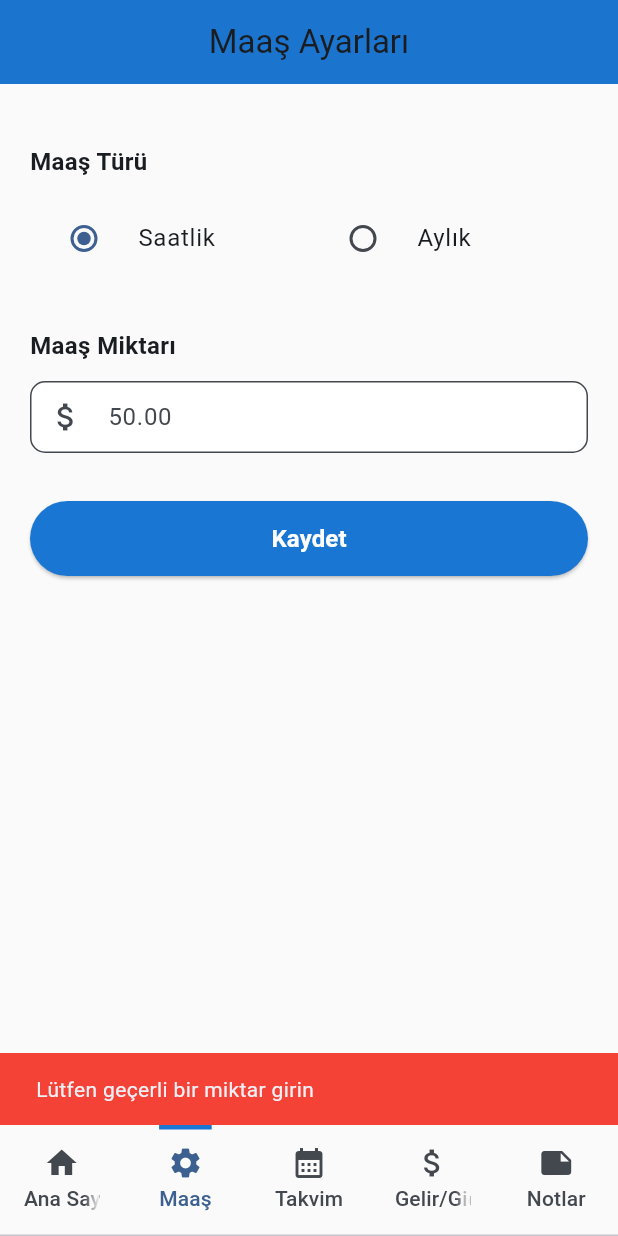
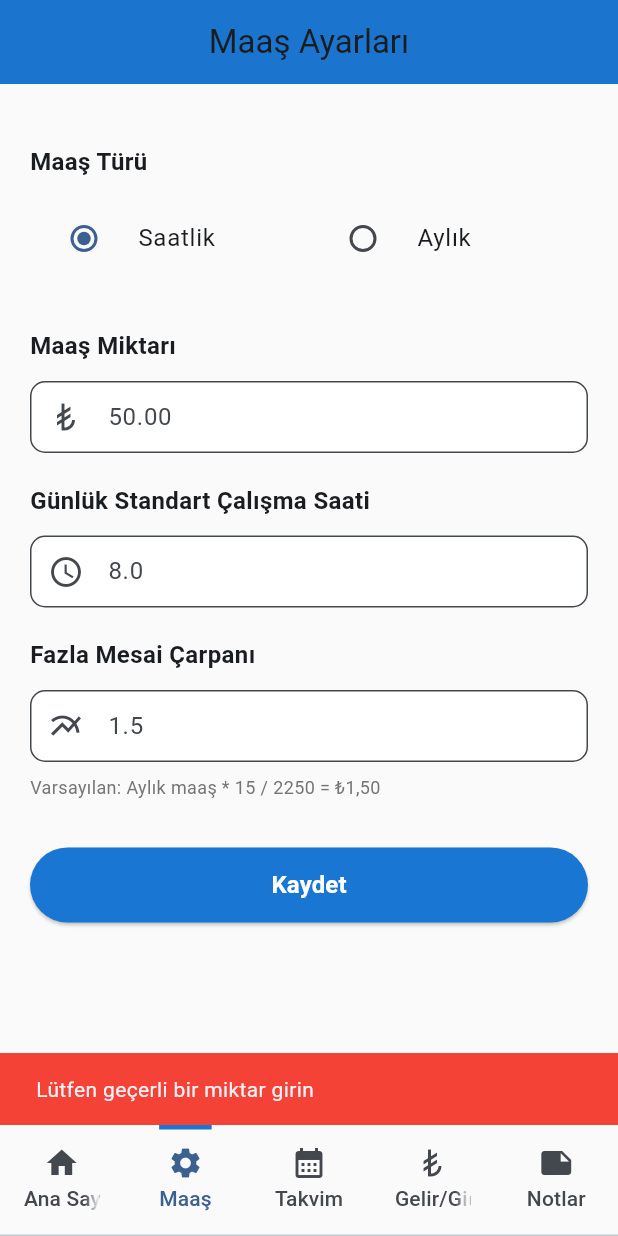
Before and after one commit to menes-n/DakikaDeger, a Flutter app: the screen it shows after launch, item 2 of the bottom bar chosen, after a tap on "Kaydet", on a phone screen of 412 x 824 dp. Run offline on Flutter 3.47's test engine with Material 3 defaults, Android fonts, the phone set to English and light mode, and no system bars; our stand-ins replace shared_preferences.

Commit message:
some update

```diff
--- /dev/null
+++ b/devtools_options.yaml
@@ -0,0 +1,3 @@
+description: This file stores settings for Dart & Flutter DevTools.
+documentation: https://docs.flutter.dev/tools/devtools/extensions#configure-extension-enablement-states
+extensions:
--- a/lib/main.dart
+++ b/lib/main.dart
@@ -63,7 +63,7 @@ class _MyHomePageState extends State<MyHomePage> {
           Tab(icon: Icon(Icons.home), text: 'Ana Sayfa'),
           Tab(icon: Icon(Icons.settings), text: 'Maaş'),
           Tab(icon: Icon(Icons.calendar_month), text: 'Takvim'),
-          Tab(icon: Icon(Icons.attach_money), text: 'Gelir/Gider'),
+          Tab(icon: Icon(Icons.currency_lira), text: 'Gelir/Gider'),
           Tab(icon: Icon(Icons.note), text: 'Notlar'),
         ],
         indicator: BoxDecoration(
--- a/lib/models/salary_settings.dart
+++ b/lib/models/salary_settings.dart
@@ -1,14 +1,23 @@
 class SalarySettings {
   double amount;
   SalaryType type; // hourly or monthly
+  double dailyHours; // normal daily working hours (e.g., 8.0)
+  double overtimeMultiplier; // e.g., 1.5 for 50% extra
 
-  SalarySettings({required this.amount, required this.type});
+  SalarySettings({
+    required this.amount,
+    required this.type,
+    required this.dailyHours,
+    required this.overtimeMultiplier,
+  });
 
   // JSON'a çevir
   Map<String, dynamic> toJson() {
     return {
       'amount': amount,
       'type': type == SalaryType.hourly ? 'hourly' : 'monthly',
+      'dailyHours': dailyHours,
+      'overtimeMultiplier': overtimeMultiplier,
     };
   }
 
@@ -17,6 +26,9 @@ class SalarySettings {
     return SalarySettings(
       amount: (json['amount'] as num).toDouble(),
       type: json['type'] == 'hourly' ? SalaryType.hourly : SalaryType.monthly,
+      dailyHours: (json['dailyHours'] as num?)?.toDouble() ?? 8.0,
+      overtimeMultiplier:
+          (json['overtimeMultiplier'] as num?)?.toDouble() ?? 1.5,
     );
   }
 }
--- a/lib/pages/home_page.dart
+++ b/lib/pages/home_page.dart
@@ -6,7 +6,7 @@ import 'package:intl/intl.dart';
 class HomePage extends StatefulWidget {
   final DataService dataService;
 
-  const HomePage({Key? key, required this.dataService}) : super(key: key);
+  const HomePage({super.key, required this.dataService});
 
   @override
   State<HomePage> createState() => _HomePageState();
@@ -15,6 +15,7 @@ class HomePage extends StatefulWidget {
 class _HomePageState extends State<HomePage> {
   @override
   Widget build(BuildContext context) {
+    // Defensive null check for salary to avoid null errors
     final salary = widget.dataService.getSalarySettings();
 
     return Scaffold(
@@ -270,7 +271,7 @@ class _HomePageState extends State<HomePage> {
             _buildStatRow(
               'Toplam İşlem',
               incomeExpenses.length.toString(),
-              Icons.attach_money,
+              Icons.currency_lira,
             ),
             const SizedBox(height: 8),
             _buildStatRow('Notlar', notes.length.toString(), Icons.note),
@@ -344,7 +345,7 @@ class _HomePageState extends State<HomePage> {
             _buildNavButton(
               context,
               'Gelir/\nGider',
-              Icons.attach_money,
+              Icons.currency_lira,
               Colors.orange.shade700,
               3,
             ),
--- a/lib/pages/notes_page.dart
+++ b/lib/pages/notes_page.dart
@@ -6,7 +6,7 @@ import 'package:intl/intl.dart';
 class NotesPage extends StatefulWidget {
   final DataService dataService;
 
-  const NotesPage({Key? key, required this.dataService}) : super(key: key);
+  const NotesPage({super.key, required this.dataService});
 
   @override
   State<NotesPage> createState() => _NotesPageState();
--- a/lib/pages/salary_settings_page.dart
+++ b/lib/pages/salary_settings_page.dart
@@ -6,8 +6,7 @@ import 'package:intl/intl.dart';
 class SalarySettingsPage extends StatefulWidget {
   final DataService dataService;
 
-  const SalarySettingsPage({Key? key, required this.dataService})
-    : super(key: key);
+  const SalarySettingsPage({super.key, required this.dataService});
 
   @override
   State<SalarySettingsPage> createState() => _SalarySettingsPageState();
@@ -15,12 +14,16 @@ class SalarySettingsPage extends StatefulWidget {
 
 class _SalarySettingsPageState extends State<SalarySettingsPage> {
   late TextEditingController _amountController;
+  late TextEditingController _dailyHoursController;
+  late TextEditingController _overtimeMultiplierController;
   late SalaryType _selectedType;
 
   @override
   void initState() {
     super.initState();
     _amountController = TextEditingController();
+    _dailyHoursController = TextEditingController();
+    _overtimeMultiplierController = TextEditingController();
     _selectedType = SalaryType.hourly;
     _loadSalarySettings();
   }
@@ -30,16 +33,20 @@ class _SalarySettingsPageState extends State<SalarySettingsPage> {
     if (salary != null) {
       _amountController.text = salary.amount.toString();
       _selectedType = salary.type;
+      _dailyHoursController.text = salary.dailyHours.toString();
+      _overtimeMultiplierController.text = salary.overtimeMultiplier.toString();
     }
   }
 
   @override
   void dispose() {
     _amountController.dispose();
+    _dailyHoursController.dispose();
+    _overtimeMultiplierController.dispose();
     super.dispose();
   }
 
-  void _saveSalarySettings() {
+  Future<void> _saveSalarySettings() async {
     final amount = double.tryParse(_amountController.text);
     if (amount == null || amount <= 0) {
       ScaffoldMessenger.of(context).showSnackBar(
@@ -51,9 +58,47 @@ class _SalarySettingsPageState extends State<SalarySettingsPage> {
       return;
     }
 
-    final salary = SalarySettings(amount: amount, type: _selectedType);
+    final dailyHours = double.tryParse(_dailyHoursController.text) ?? 8.0;
+    if (dailyHours <= 0) {
+      ScaffoldMessenger.of(context).showSnackBar(
+        const SnackBar(
+          content: Text('Lütfen geçerli bir günlük saat değeri girin'),
+          backgroundColor: Colors.red,
+        ),
+      );
+      return;
+    }
+    double? parsedOvertime = double.tryParse(
+      _overtimeMultiplierController.text,
+    );
+    final computedDefaultOvertime = _selectedType == SalaryType.monthly
+        ? (amount * 15.0 / 2250.0)
+        : 1.5;
+    final overtimeMultiplier = parsedOvertime ?? computedDefaultOvertime;
+    if (overtimeMultiplier <= 0) {
+      ScaffoldMessenger.of(context).showSnackBar(
+        const SnackBar(
+          content: Text('Lütfen geçerli bir fazla mesai çarpanı girin'),
+          backgroundColor: Colors.red,
+        ),
+      );
+      return;
+    }
 
-    widget.dataService.saveSalarySettings(salary);
+    final salary = SalarySettings(
+      amount: amount,
+      type: _selectedType,
+      dailyHours: dailyHours,
+      overtimeMultiplier: overtimeMultiplier,
+    );
+
+    await widget.dataService.saveSalarySettings(salary);
+    // Bu ay için hafta içi günlerini otomatik doldur
+    await widget.dataService.populateWeekdaysForMonth(
+      DateTime.now(),
+      dailyHours,
+    );
+
     ScaffoldMessenger.of(context).showSnackBar(
       const SnackBar(
         content: Text('Maaş ayarları kaydedildi'),
@@ -126,11 +171,69 @@ class _SalarySettingsPageState extends State<SalarySettingsPage> {
                 hintText: _selectedType == SalaryType.hourly
                     ? '50.00'
                     : '2500.00',
-                prefixIcon: const Icon(Icons.attach_money),
+                prefixIcon: const Icon(Icons.currency_lira),
                 suffixText: _selectedType == SalaryType.hourly
                     ? '/saat'
                     : '/ay',
               ),
+            ),
+            const SizedBox(height: 20),
+            const Text(
+              'Günlük Standart Çalışma Saati',
+              style: TextStyle(fontSize: 16, fontWeight: FontWeight.bold),
+            ),
+            const SizedBox(height: 12),
+            TextField(
+              controller: _dailyHoursController,
+              keyboardType: const TextInputType.numberWithOptions(
+                decimal: true,
+              ),
+              decoration: InputDecoration(
+                border: OutlineInputBorder(
+                  borderRadius: BorderRadius.circular(10),
+                ),
+                hintText: '8.0',
+                prefixIcon: const Icon(Icons.schedule),
+                suffixText: '/gün',
+              ),
+            ),
+            const SizedBox(height: 20),
+            const Text(
+              'Fazla Mesai Çarpanı',
+              style: TextStyle(fontSize: 16, fontWeight: FontWeight.bold),
+            ),
+            const SizedBox(height: 12),
+            TextField(
+              controller: _overtimeMultiplierController,
+              keyboardType: const TextInputType.numberWithOptions(
+                decimal: true,
+              ),
+              decoration: InputDecoration(
+                border: OutlineInputBorder(
+                  borderRadius: BorderRadius.circular(10),
+                ),
+                hintText: '1.5',
+                prefixIcon: const Icon(Icons.multiline_chart),
+                suffixText: 'x',
+              ),
+            ),
+            const SizedBox(height: 8),
+            Builder(
+              builder: (context) {
+                final parsedAmount =
+                    double.tryParse(_amountController.text) ?? 0.0;
+                final computedDefault = _selectedType == SalaryType.monthly
+                    ? (parsedAmount * 15.0 / 2250.0)
+                    : 1.5;
+                final formatter = NumberFormat.currency(
+                  locale: 'tr_TR',
+                  symbol: '₺',
+                );
+                return Text(
+                  'Varsayılan: Aylık maaş * 15 / 2250 = ${formatter.format(computedDefault)}',
+                  style: TextStyle(color: Colors.grey.shade600, fontSize: 12),
+                );
+              },
             ),
             const SizedBox(height: 32),
             SizedBox(
@@ -205,6 +308,28 @@ class _SalarySettingsPageState extends State<SalarySettingsPage> {
                 ),
               ],
             ),
+            const SizedBox(height: 8),
+            Row(
+              mainAxisAlignment: MainAxisAlignment.spaceBetween,
+              children: [
+                const Text('Günlük Standart Saat:'),
+                Text(
+                  '${salary.dailyHours.toStringAsFixed(1)} saat',
+                  style: const TextStyle(fontWeight: FontWeight.bold),
+                ),
+              ],
+            ),
+            const SizedBox(height: 8),
+            Row(
+              mainAxisAlignment: MainAxisAlignment.spaceBetween,
+              children: [
+                const Text('Fazla Mesai Çarpanı:'),
+                Text(
+                  '${salary.overtimeMultiplier.toStringAsFixed(2)} x',
+                  style: const TextStyle(fontWeight: FontWeight.bold),
+                ),
+              ],
+            ),
           ],
         ),
       ),
--- /dev/null
+++ b/lib/utils/overtime_calculator.dart
@@ -0,0 +1,59 @@
+class OvertimeResult {
+  final double normalEarning; // Normal hakediş (pro-rata veya tam maaş)
+  final double overtimeHours; // Fazla mesai saatleri
+  final double overtimePerHour; // Formüle göre saat başı fazla mesai ödemesi
+  final double overtimePay; // Toplam fazla mesai ödemesi
+  final double totalPay; // Toplam ödenecek (normal + fazla mesai)
+
+  OvertimeResult({
+    required this.normalEarning,
+    required this.overtimeHours,
+    required this.overtimePerHour,
+    required this.overtimePay,
+    required this.totalPay,
+  });
+}
+
+/// Hesaplama fonksiyonu
+/// - monthlySalary: Aylık maaş
+/// - standardMonthlyHours: Standart aylık çalışma saati (ör. 180 veya 225)
+/// - actualWorkedHours: O ayda gerçekleşen toplam çalışma saati
+OvertimeResult calculateOvertime({
+  required double monthlySalary,
+  required double standardMonthlyHours,
+  required double actualWorkedHours,
+}) {
+  if (standardMonthlyHours <= 0) {
+    throw ArgumentError('standardMonthlyHours must be > 0');
+  }
+
+  // Fazla mesai saat başı ödemesi (verilen formül)
+  final overtimePerHour = (monthlySalary * 15.0) / 2250.0;
+
+  if (actualWorkedHours <= standardMonthlyHours) {
+    // Standart veya altında: pro-rata ödeme (saat bazlı hakediş)
+    final normalEarning =
+        monthlySalary * (actualWorkedHours / standardMonthlyHours);
+    final rounded = double.parse(normalEarning.toStringAsFixed(2));
+    return OvertimeResult(
+      normalEarning: rounded,
+      overtimeHours: 0.0,
+      overtimePerHour: double.parse(overtimePerHour.toStringAsFixed(2)),
+      overtimePay: 0.0,
+      totalPay: rounded,
+    );
+  } else {
+    // Fazla mesai var: normal hakediş tam aylık maaş, üstüne mesai
+    final overtimeHours = actualWorkedHours - standardMonthlyHours;
+    final overtimePay = overtimeHours * overtimePerHour;
+    final normalEarning = monthlySalary;
+    final total = normalEarning + overtimePay;
+    return OvertimeResult(
+      normalEarning: double.parse(normalEarning.toStringAsFixed(2)),
+      overtimeHours: double.parse(overtimeHours.toStringAsFixed(2)),
+      overtimePerHour: double.parse(overtimePerHour.toStringAsFixed(2)),
+      overtimePay: double.parse(overtimePay.toStringAsFixed(2)),
+      totalPay: double.parse(total.toStringAsFixed(2)),
+    );
+  }
+}
--- a/notlar.txt
+++ /dev/null
@@ -1,3 +0,0 @@
-DakikaDeğer - MEsai Ücreti Hesaplayıcı
-
-“DakikaDeğer: Hesaplı çalış, bilinçli harca.”
```
Also changed, not shown: lib/pages/income_expense_page.dart (+3 -4 lines), lib/pages/overtime_calendar_page.dart (+35 -9 lines), lib/services/data_service.dart (+123 -10 lines).
